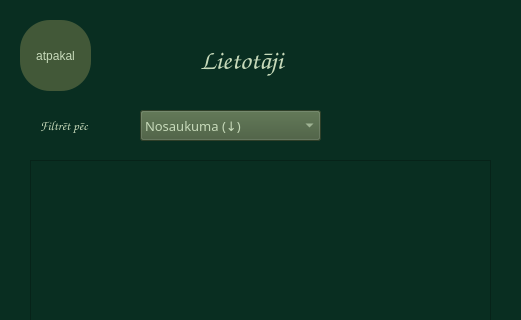
Qt form ui/users.ui (tebuu24/Senu-kolekcionars-2025) before a commit; both pictures show x 0 to 521 and y 0 to 320 of the 521 by 850 pixel window.
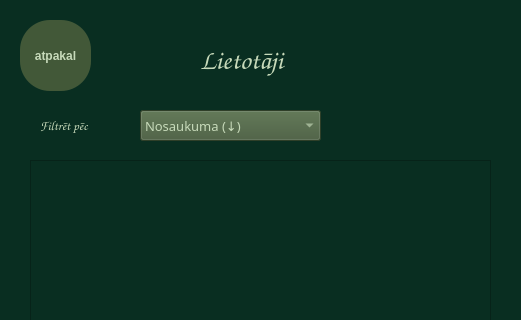
The same form after that commit.

Diff of the .ui file:
```diff
--- a/ui/users.ui
+++ b/ui/users.ui
@@ -38,6 +38,12 @@
       <height>71</height>
      </rect>
     </property>
+    <property name="font">
+     <font>
+      <weight>75</weight>
+      <bold>true</bold>
+     </font>
+    </property>
     <property name="styleSheet">
      <string notr="true">border-radius: 30px;
 background-color: rgb(66, 88, 56);
```
Left out of the diff: 18 changed lines with no effect on the pictures.
